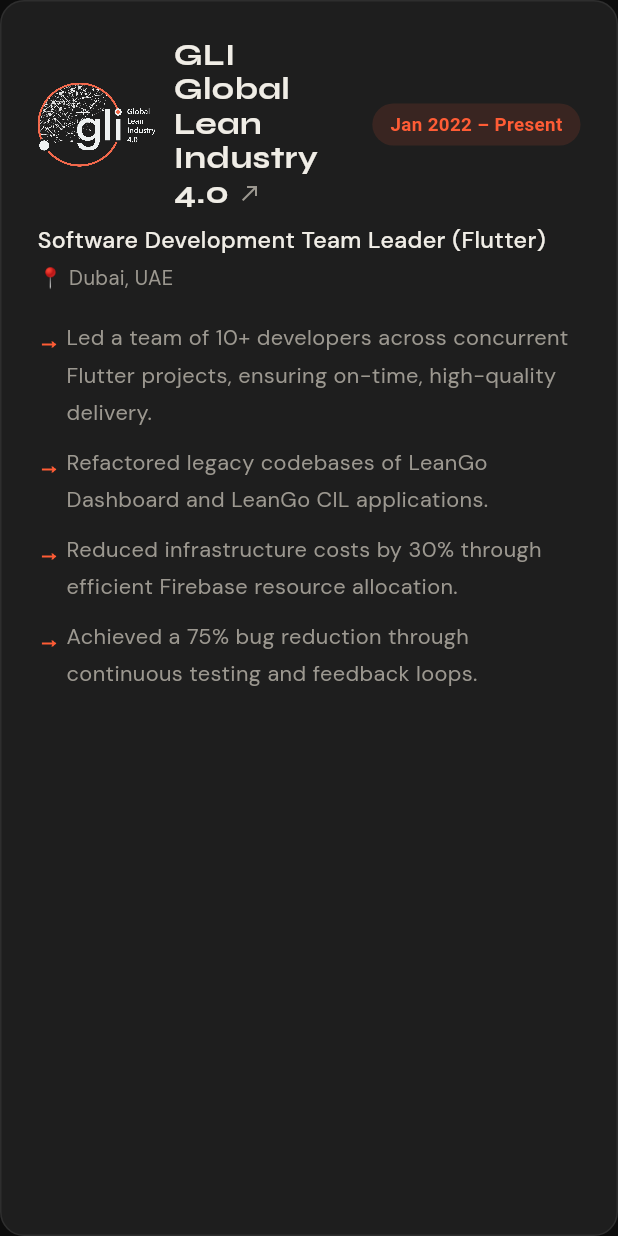
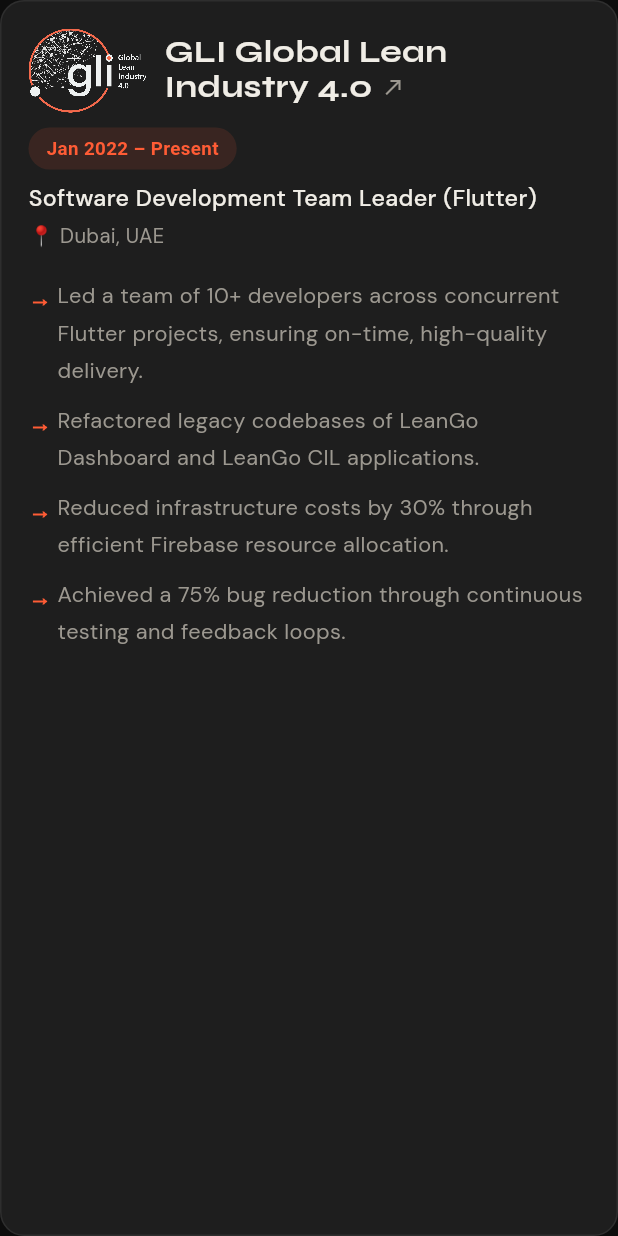
Before and after one commit to AbanoubZaki/my-portfolio, a Flutter app: the _ExperienceCard widget shown alone on an empty page, opened directly with sample values from the repository, on a phone screen of 412 x 824 dp. Run offline on Flutter 3.47's test engine with Material 3 defaults, Android fonts, the phone set to English and light mode, and no system bars; our stand-ins replace flutter_animate, flutter_svg, google_fonts, visibility_detector.

Commit message:
Fix experience card header layout on mobile
Stack the date badge on its own line below the company name on narrow
screens so the company name no longer wraps one character per line and
the badge no longer overflows the card.

Co-Authored-By: Claude Opus 4.8 <noreply@anthropic.com>

```diff
--- a/lib/widgets/experience_section.dart
+++ b/lib/widgets/experience_section.dart
@@ -130,11 +130,12 @@ class _ExperienceCard extends StatelessWidget {
   @override
   Widget build(BuildContext context) {
     final e = experience;
+    final isMobile = Responsive.isMobile(context);
     return Hoverable(
       scale: 1.01,
       builder: (context, hovered) => AnimatedContainer(
         duration: const Duration(milliseconds: 180),
-        padding: const EdgeInsets.all(24),
+        padding: EdgeInsets.all(isMobile ? 18 : 24),
         decoration: BoxDecoration(
           color: AppColors.bgCard,
           borderRadius: BorderRadius.circular(16),
@@ -145,6 +146,36 @@ class _ExperienceCard extends StatelessWidget {
         child: Column(
           crossAxisAlignment: CrossAxisAlignment.start,
           children: [
+            _CardHeader(experience: e, isMobile: isMobile),
+            const SizedBox(height: 6),
+            Text(e.role.of(context), style: AppText.bodyStrong(15.5)),
+            const SizedBox(height: 2),
+            Text('📍 ${e.location.of(context)}', style: AppText.body(13.5)),
+            const SizedBox(height: 16),
+            for (final b in e.bullets) _Bullet(text: b.of(context)),
+          ],
+        ),
+      ),
+    );
+  }
+}
+
+class _CardHeader extends StatelessWidget {
+  const _CardHeader({required this.experience, required this.isMobile});
+  final Experience experience;
+  final bool isMobile;
+
+  @override
+  Widget build(BuildContext context) {
+    final e = experience;
+    final badge = _PeriodBadge(label: e.period.of(context));
+
+    // On narrow screens, give the company name its full width and drop the
+    // date badge to its own line so neither gets squeezed into a sliver.
+    if (isMobile) {
+      return Column(
+        crossAxisAlignment: CrossAxisAlignment.start,
+        children: [
           Row(
             crossAxisAlignment: CrossAxisAlignment.center,
             children: [
@@ -153,31 +184,47 @@ class _ExperienceCard extends StatelessWidget {
                 const SizedBox(width: 12),
               ],
               Flexible(child: _CompanyName(name: e.company, url: e.url)),
+            ],
+          ),
+          const SizedBox(height: 10),
+          badge,
+        ],
+      );
+    }
+
+    return Row(
+      crossAxisAlignment: CrossAxisAlignment.center,
+      children: [
+        if (e.iconAsset != null) ...[
+          _CompanyIcon(asset: e.iconAsset!, height: e.iconHeight),
           const SizedBox(width: 12),
-                Container(
+        ],
+        Flexible(child: _CompanyName(name: e.company, url: e.url)),
+        const SizedBox(width: 12),
+        badge,
+      ],
+    );
+  }
+}
+
+class _PeriodBadge extends StatelessWidget {
+  const _PeriodBadge({required this.label});
+  final String label;
+
+  @override
+  Widget build(BuildContext context) {
+    return Container(
       padding: const EdgeInsets.symmetric(horizontal: 12, vertical: 5),
       decoration: BoxDecoration(
         color: AppColors.orange.withValues(alpha: 0.12),
         borderRadius: BorderRadius.circular(20),
       ),
       child: Text(
-                    e.period.of(context),
+        label,
         style: TextStyle(
           fontSize: 12.5,
           fontWeight: FontWeight.w600,
           color: AppColors.orange,
-                    ),
-                  ),
-                ),
-              ],
-            ),
-            const SizedBox(height: 6),
-            Text(e.role.of(context), style: AppText.bodyStrong(15.5)),
-            const SizedBox(height: 2),
-            Text('📍 ${e.location.of(context)}', style: AppText.body(13.5)),
-            const SizedBox(height: 16),
-            for (final b in e.bullets) _Bullet(text: b.of(context)),
-          ],
         ),
       ),
     );
```
Lines whose indentation alone changed are shown as unchanged.
